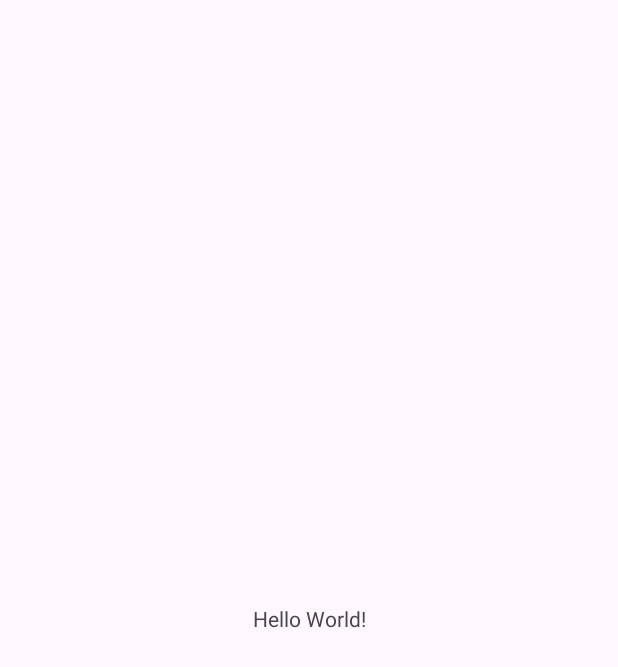
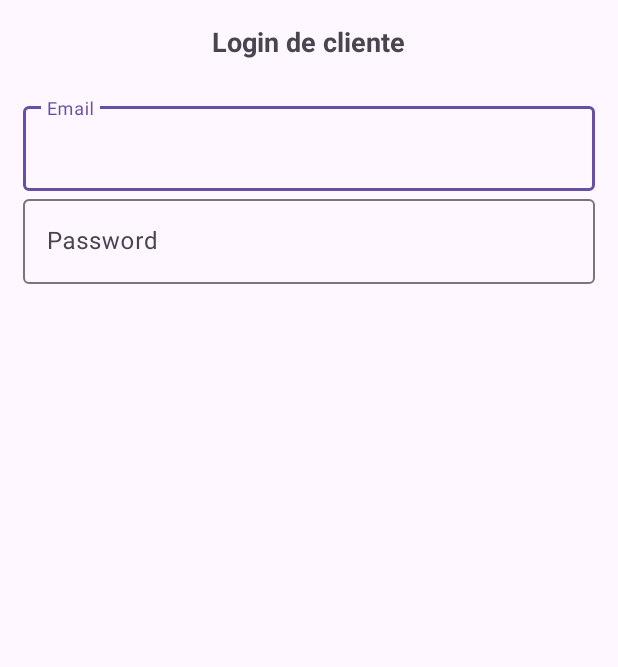
Before and after one commit to Cesar183/tienda_virtual, an Android app: the screen it shows after launch (MainActivity), on a phone screen of 412 x 824 dp. Before the commit the part shown is almost empty. Shown: the top 667 px of the screen. Run offline under Robolectric (Android 15) with nearby library versions, the phone set to English and light mode, and no system bars.

Commit message:
Se agrega Login cliente

```diff
--- a/app/src/main/res/layout/activity_main.xml
+++ b/app/src/main/res/layout/activity_main.xml
@@ -1,5 +1,5 @@
 <?xml version="1.0" encoding="utf-8"?>
-<androidx.constraintlayout.widget.ConstraintLayout xmlns:android="http://schemas.android.com/apk/res/android"
+<RelativeLayout xmlns:android="http://schemas.android.com/apk/res/android"
     xmlns:app="http://schemas.android.com/apk/res-auto"
     xmlns:tools="http://schemas.android.com/tools"
     android:id="@+id/main"
@@ -7,13 +7,47 @@
     android:layout_height="match_parent"
     tools:context=".MainActivity">
 
-    <TextView
-        android:layout_width="wrap_content"
+    <androidx.appcompat.widget.LinearLayoutCompat
+        android:layout_width="match_parent"
         android:layout_height="wrap_content"
-        android:text="Hello World!"
-        app:layout_constraintBottom_toBottomOf="parent"
-        app:layout_constraintEnd_toEndOf="parent"
-        app:layout_constraintStart_toStartOf="parent"
-        app:layout_constraintTop_toTopOf="parent" />
+        android:orientation="vertical"
+        android:padding="15dp">
 
-</androidx.constraintlayout.widget.ConstraintLayout>
+        <TextView
+            android:layout_width="wrap_content"
+            android:layout_height="wrap_content"
+            android:layout_gravity="center"
+            android:paddingBottom="25dp"
+            android:text="@string/txtLoginC"
+            android:textSize="18sp"
+            android:textStyle="bold" />
+
+        <com.google.android.material.textfield.TextInputLayout
+            android:layout_width="match_parent"
+            android:layout_height="wrap_content">
+
+            <EditText
+                android:id="@+id/etEmail"
+                android:layout_width="match_parent"
+                android:layout_height="wrap_content"
+                android:hint="@string/etEmail"
+                android:inputType="textEmailAddress" />
+
+        </com.google.android.material.textfield.TextInputLayout>
+
+        <com.google.android.material.textfield.TextInputLayout
+            android:layout_width="match_parent"
+            android:layout_height="wrap_content">
+
+            <EditText
+                android:id="@+id/etPassword"
+                android:layout_width="match_parent"
+                android:layout_height="wrap_content"
+                android:hint="@string/etPassword"
+                android:inputType="textPassword" />
+
+        </com.google.android.material.textfield.TextInputLayout>
+
+    </androidx.appcompat.widget.LinearLayoutCompat>
+
+</RelativeLayout>
--- a/app/src/main/res/values/strings.xml
+++ b/app/src/main/res/values/strings.xml
@@ -1,3 +1,11 @@
 <resources>
     <string name="app_name">Tienda Virtual</string>
+
+    <!--Login cliente-->
+    <string name="txtLoginC">Login de cliente</string>
+    <string name="btnLoginC">Ingresar</string>
+    <string name="tvRegistrarC">Registrar</string>
+
+    <string name="etEmail">Email</string>
+    <string name="etPassword">Password</string>
 </resources>
```
